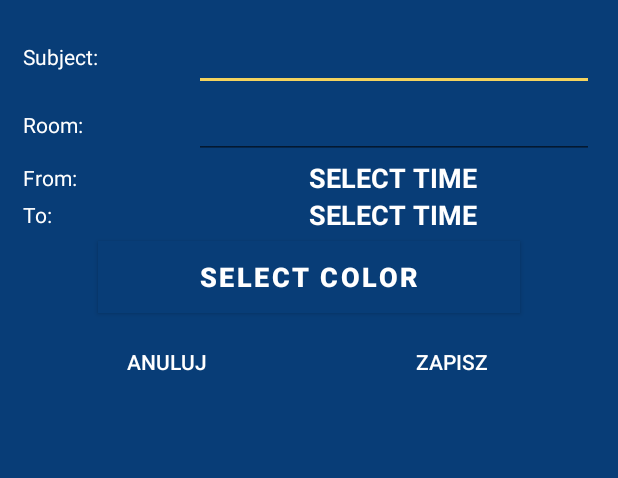
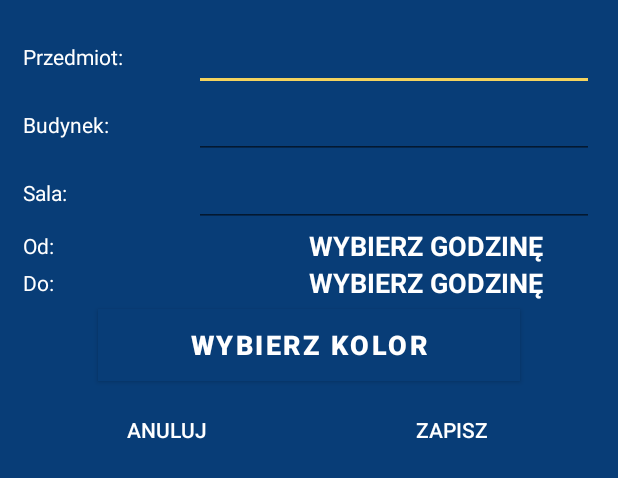
Before and after one commit to PWGuide/PW_Guide_App, an Android app: the layout dialog_add_subject.xml on its own in the app's theme, with its tools: preview values and no code run, on a phone screen of 412 x 824 dp. Shown: the top 478 px of the screen. Run offline under Robolectric (Android 15) with nearby library versions, the phone set to English and light mode, and no system bars; Roboto replaces fonts that are not available here.

Commit message:
Dodanie wyświetlania nazwy budynku (+ wpisywanie do bazy danych)

```diff
--- a/app/src/main/java/com/example/pwguide/adapters/WeekAdapter.java
+++ b/app/src/main/java/com/example/pwguide/adapters/WeekAdapter.java
@@ -42,6 +42,7 @@ public class WeekAdapter extends ArrayAdapter<Week> {
     private static class ViewHolder {
         TextView subject;
         TextView time;
+        TextView building;
         TextView room;
         ImageView popup;
         CardView cardView;
@@ -62,10 +63,11 @@ public class WeekAdapter extends ArrayAdapter<Week> {
         String subject = Objects.requireNonNull(getItem(position)).getSubject();
         String time_from = Objects.requireNonNull(getItem(position)).getFromTime();
         String time_to = Objects.requireNonNull(getItem(position)).getToTime();
+        String building = Objects.requireNonNull(getItem(position)).getBuilding();
         String room = Objects.requireNonNull(getItem(position)).getRoom();
         int color = getItem(position).getColor();
 
-        week = new Week(subject,room, time_from, time_to, color);
+        week = new Week(subject ,building, room, time_from, time_to, color);
         final ViewHolder holder;
 
         if(convertView == null){
@@ -74,6 +76,7 @@ public class WeekAdapter extends ArrayAdapter<Week> {
             holder= new ViewHolder();
             holder.subject = convertView.findViewById(R.id.subject);
             holder.time = convertView.findViewById(R.id.time);
+            holder.building = convertView.findViewById(R.id.building);
             holder.room = convertView.findViewById(R.id.room);
             holder.popup = convertView.findViewById(R.id.popupbtn);
             holder.cardView = convertView.findViewById(R.id.week_cardview);
@@ -84,6 +87,7 @@ public class WeekAdapter extends ArrayAdapter<Week> {
         }
 
         holder.subject.setText(week.getSubject());
+        holder.building.setText(week.getBuilding());
         holder.room.setText(week.getRoom());
         holder.time.setText(week.getFromTime() + " - " + week.getToTime());
         holder.cardView.setCardBackgroundColor(week.getColor());
--- a/app/src/main/java/com/example/pwguide/utils/DbHelper.java
+++ b/app/src/main/java/com/example/pwguide/utils/DbHelper.java
@@ -1,5 +1,6 @@
 package com.example.pwguide.utils;
 
+import android.annotation.SuppressLint;
 import android.content.ContentValues;
 import android.content.Context;
 import android.database.Cursor;
@@ -22,6 +23,7 @@ public class DbHelper extends SQLiteOpenHelper {
     private static final String WEEK_SUBJECT = "subject";
     private static final String WEEK_FRAGMENT = "fragment";
     private static final String WEEK_ROOM = "room";
+    private static final String WEEK_BUILDING = "building";
     private static final String WEEK_FROM_TIME = "fromtime";
     private static final String WEEK_TO_TIME = "totime";
     private static final String WEEK_COLOR = "color";
@@ -37,6 +39,7 @@ public class DbHelper extends SQLiteOpenHelper {
                 + WEEK_ID + " INTEGER PRIMARY KEY AUTOINCREMENT,"
                 + WEEK_SUBJECT + " TEXT,"
                 + WEEK_FRAGMENT + " TEXT,"
+                + WEEK_BUILDING + " TEXT,"
                 + WEEK_ROOM + " TEXT,"
                 + WEEK_FROM_TIME + " TEXT,"
                 + WEEK_TO_TIME + " TEXT,"
@@ -66,6 +69,7 @@ public class DbHelper extends SQLiteOpenHelper {
         ContentValues contentValues = new ContentValues();
         contentValues.put(WEEK_SUBJECT, week.getSubject());
         contentValues.put(WEEK_FRAGMENT, week.getFragment());
+        contentValues.put(WEEK_BUILDING, week.getBuilding());
         contentValues.put(WEEK_ROOM, week.getRoom());
         contentValues.put(WEEK_FROM_TIME, week.getFromTime());
         contentValues.put(WEEK_TO_TIME, week.getToTime());
@@ -91,6 +95,7 @@ public class DbHelper extends SQLiteOpenHelper {
         SQLiteDatabase db = this.getWritableDatabase();
         ContentValues contentValues = new ContentValues();
         contentValues.put(WEEK_SUBJECT, week.getSubject());
+        contentValues.put(WEEK_BUILDING, week.getBuilding());
         contentValues.put(WEEK_ROOM, week.getRoom());
         contentValues.put(WEEK_FROM_TIME, week.getFromTime());
         contentValues.put(WEEK_TO_TIME, week.getToTime());
@@ -109,6 +114,7 @@ public class DbHelper extends SQLiteOpenHelper {
             week = new Week();
             week.setId(cursor.getInt(cursor.getColumnIndex(WEEK_ID)));
             week.setSubject(cursor.getString(cursor.getColumnIndex(WEEK_SUBJECT)));
+            week.setBuilding(cursor.getString(cursor.getColumnIndex(WEEK_BUILDING)));
             week.setRoom(cursor.getString(cursor.getColumnIndex(WEEK_ROOM)));
             week.setFromTime(cursor.getString(cursor.getColumnIndex(WEEK_FROM_TIME)));
             week.setToTime(cursor.getString(cursor.getColumnIndex(WEEK_TO_TIME)));
--- a/app/src/main/res/layout/dialog_add_subject.xml
+++ b/app/src/main/res/layout/dialog_add_subject.xml
@@ -34,6 +34,32 @@
             android:textColorHighlight="#F44336"
             android:textColorHint="@color/white"
             android:textColorLink="#F44336" />
+    </LinearLayout>
+
+    <LinearLayout
+        android:layout_width="match_parent"
+        android:layout_height="wrap_content"
+        android:gravity="center_vertical"
+        android:orientation="horizontal">
+
+        <TextView
+            android:layout_width="0dp"
+            android:layout_height="wrap_content"
+            android:layout_weight=".3"
+            android:text="@string/building_dialog"
+            android:textAlignment="textStart"
+            android:textColor="@color/white"
+            android:textSize="14sp" />
+
+        <EditText
+            android:id="@+id/building_dialog"
+            android:layout_width="0dp"
+            android:layout_height="wrap_content"
+            android:layout_weight=".7"
+            android:imeOptions="actionDone"
+            android:inputType="number"
+            android:singleLine="true"
+            android:textColor="@color/white" />
     </LinearLayout>
 
     <LinearLayout
--- a/app/src/main/res/values/strings.xml
+++ b/app/src/main/res/values/strings.xml
@@ -37,21 +37,23 @@
     <string name="edit">Edytuj</string>
     <string name="clear">Wyczyść</string>
 
-    <string name="add_subject">Add subject</string>
-    <string name="edit_subject">Edit subject</string>
-    <string name="room">Room</string>
-    <string name="time">Time</string>
+    <string name="add_subject">Dodaj przedmiot</string>
+    <string name="edit_subject">Edytuj przedmiot</string>
+    <string name="room">Sala</string>
+    <string name="time">Godziny</string>
     <string name="save">Zapisz</string>
     <string name="cancel">Anuluj</string>
-    <string name="time_to_dialog">To:</string>
-    <string name="time_from_dialog">From:</string>
-    <string name="subject_dialog">Subject:</string>
-    <string name="room_dialog">Room:</string>
-    <string name="select_time">Select time</string>
-    <string name="select_color">Select color</string>
-    <string name="choose_time">Choose time</string>
-    <string name="choose_date">Choose date</string>
-    <string name="choose_color">Choose color</string>
+    <string name="time_to_dialog">Do:</string>
+    <string name="time_from_dialog">Od:</string>
+    <string name="subject_dialog">Przedmiot:</string>
+    <string name="room_dialog">Sala:</string>
+    <string name="select_time">Wybierz godzinę</string>
+    <string name="select_color">Wybierz kolor</string>
+    <string name="choose_time">Wybierz godzinę</string>
+    <string name="choose_date">Wybierz datę</string>
+    <string name="choose_color">Wybierz kolor</string>
+    <string name="building">Budynek</string>
+    <string name="building_dialog">Budynek:</string>
 
     <!-- Notification -->
     <string name="notification_title">Today\'s lessons</string>
```
Also changed, not shown: app/src/main/java/com/example/pwguide/model/Week.java (+11 -2 lines), app/src/main/java/com/example/pwguide/utils/AlertDialogsHelper.java (+9 -0 lines), app/src/main/res/layout/listview_week_adapter.xml (+22 -10 lines).
